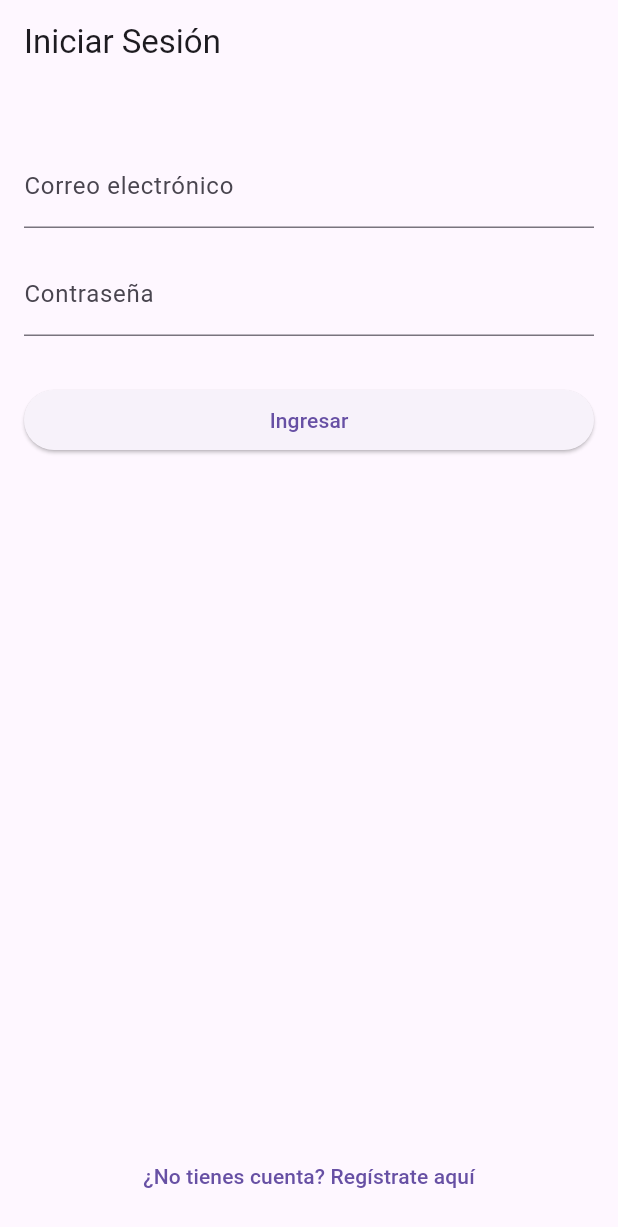
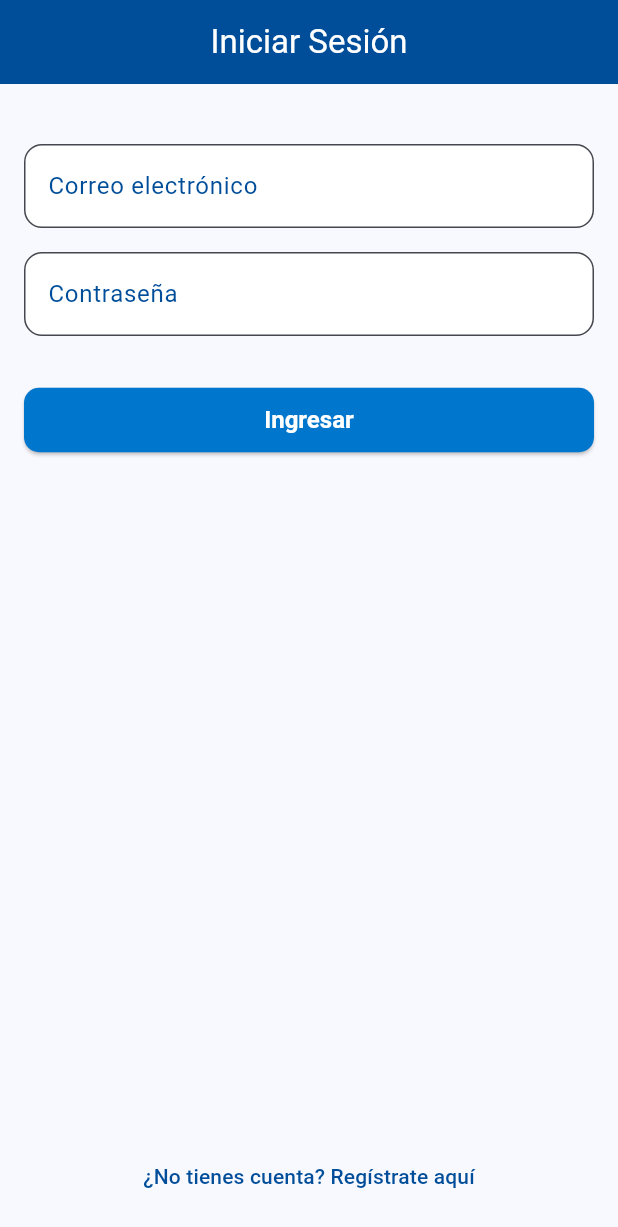
Before and after one commit to Ivan-developer-cmngsoon/Flutter_Befinev1, a Flutter app: the screen it shows after launch, on a phone screen of 412 x 824 dp. Shown: the top 1227 px of the screen. Run offline on Flutter 3.47's test engine with Material 3 defaults, Android fonts, the phone set to English and light mode, and no system bars.

Commit message:
Le di diseño al login, probando flutter

```diff
--- a/lib/main.dart
+++ b/lib/main.dart
@@ -1,5 +1,6 @@
 import 'package:flutter/material.dart';
 import 'screens/auth/login_screen.dart'; // Importamos la pantalla de login
+import 'theme/app_theme.dart'; // 👈 Importa el tema
 
 void main() {
   runApp(const BefineApp());
@@ -13,9 +14,7 @@ class BefineApp extends StatelessWidget {
     return MaterialApp(
       debugShowCheckedModeBanner: false,
       title: 'Agua Purificada Befine',
-      theme: ThemeData(
-        primarySwatch: Colors.blue,
-      ),
+      theme: AppTheme.lightTheme, // 👈 Aplica el tema
       home: const LoginScreen(), // Pantalla inicial temporal
     );
   }
--- /dev/null
+++ b/lib/theme/app_theme.dart
@@ -0,0 +1,42 @@
+import 'package:flutter/material.dart';
+
+class AppTheme {
+  static final ThemeData lightTheme = ThemeData(
+    scaffoldBackgroundColor: const Color(0xFFF8F8FF), // fondo claro
+    primaryColor: const Color(0xFF004D99),
+    colorScheme: ColorScheme.fromSeed(
+      seedColor: const Color(0xFF004D99),
+      primary: const Color(0xFF004D99),
+      secondary: const Color(0xFF0077CC),
+    ),
+    appBarTheme: const AppBarTheme(
+      backgroundColor: Color(0xFF004D99),
+      foregroundColor: Colors.white,
+      centerTitle: true,
+      elevation: 0,
+    ),
+    inputDecorationTheme: InputDecorationTheme(
+      filled: true,
+      fillColor: Colors.white,
+      border: OutlineInputBorder(
+        borderRadius: BorderRadius.circular(12),
+      ),
+      focusedBorder: OutlineInputBorder(
+        borderSide: BorderSide(color: Color(0xFF0077CC), width: 2),
+      ),
+      labelStyle: const TextStyle(color: Color(0xFF004D99)),
+    ),
+    elevatedButtonTheme: ElevatedButtonThemeData(
+      style: ElevatedButton.styleFrom(
+        backgroundColor: const Color(0xFF0077CC),
+        foregroundColor: Colors.white,
+        padding: const EdgeInsets.symmetric(horizontal: 24, vertical: 12),
+        shape: RoundedRectangleBorder(borderRadius: BorderRadius.circular(10)),
+        textStyle: const TextStyle(fontSize: 16, fontWeight: FontWeight.bold),
+      ),
+    ),
+    textTheme: const TextTheme(
+      bodyMedium: TextStyle(color: Color(0xFF333C4D)),
+    ),
+  );
+}
```
